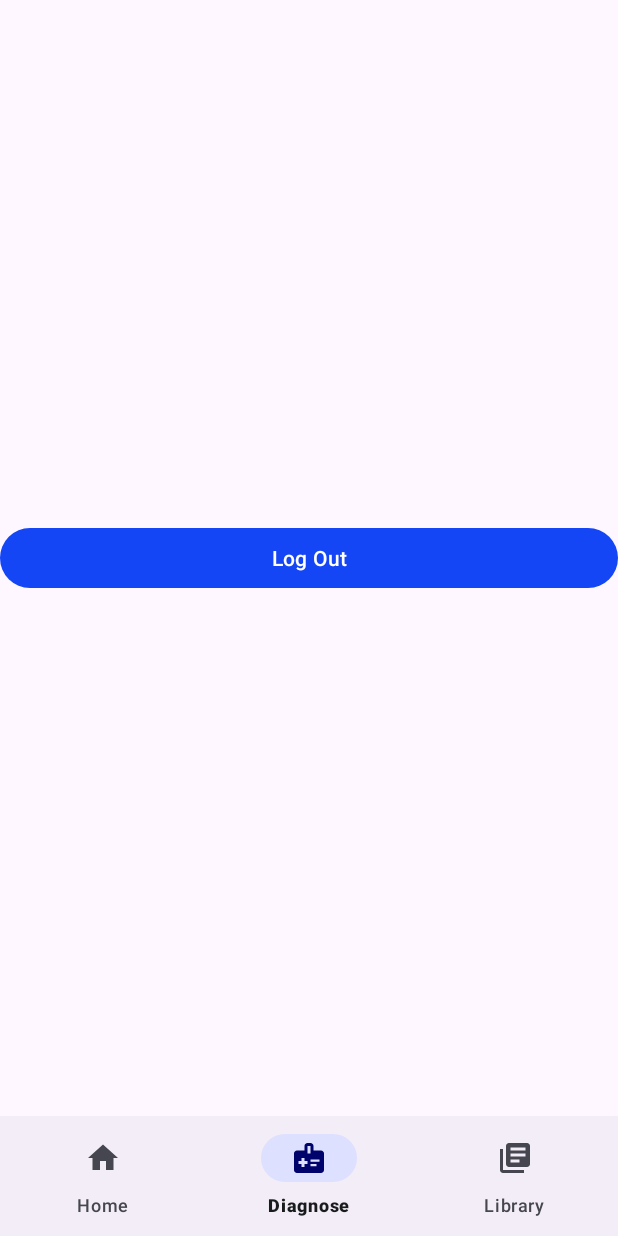
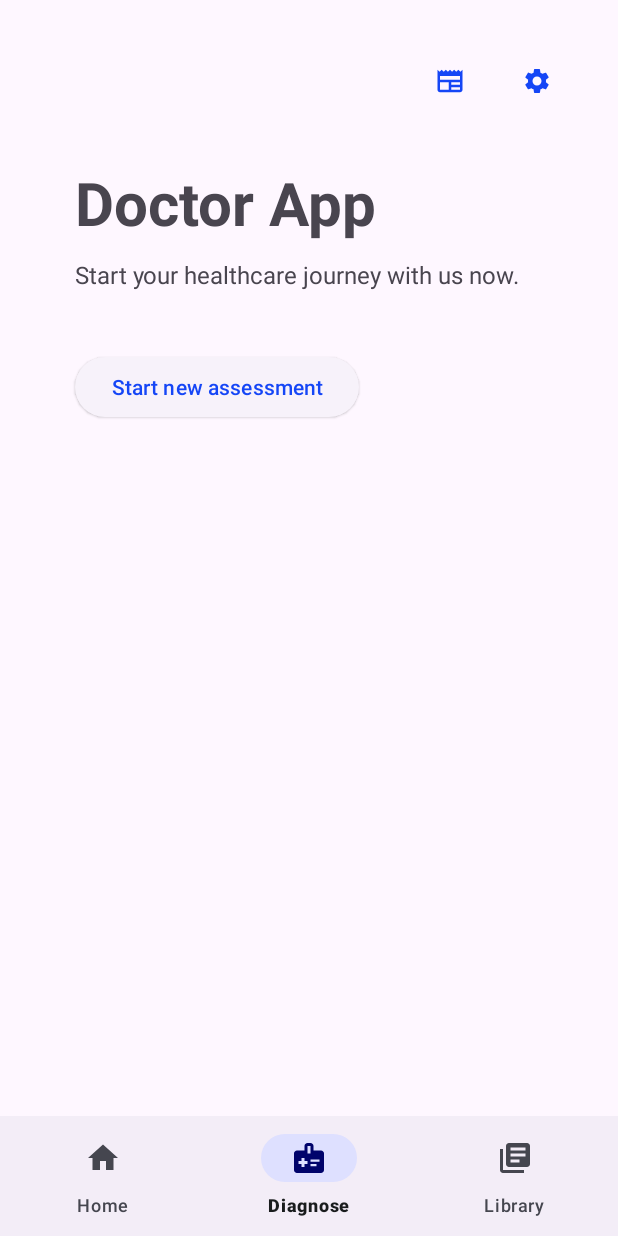
Before and after one commit to viet-data/GTech, an Android app: the DiagnoseFragment screen opened through its navigation route, item 3 of the bottom bar chosen, on a phone screen of 412 x 824 dp. Run offline under Robolectric (Android 15) with nearby library versions, the phone set to English and light mode, and no system bars; our stand-ins replace Firebase (no records; nobody signed in at launch, a user with empty details on screens opened directly), navigation-ui.

Commit message:
Add frame for UI

```diff
--- a/app/src/main/AndroidManifest.xml
+++ b/app/src/main/AndroidManifest.xml
@@ -1,6 +1,11 @@
 <?xml version="1.0" encoding="utf-8"?>
 <manifest xmlns:android="http://schemas.android.com/apk/res/android"
     xmlns:tools="http://schemas.android.com/tools">
+    <supports-screens
+        android:normalScreens="true"
+        android:largeScreens="true" />
+
+    <uses-permission android:name="android.permission.INTERNET"/>
 
     <application
         android:allowBackup="true"
--- /dev/null
+++ b/app/src/main/java/com/example/myapplication/model/Symptom.java
@@ -0,0 +1,5 @@
+package com.example.myapplication.model;
+
+public class Symptom {
+
+}
--- a/app/src/main/java/com/example/myapplication/ui/diagnose/DiagnoseFragment.java
+++ b/app/src/main/java/com/example/myapplication/ui/diagnose/DiagnoseFragment.java
@@ -23,9 +23,6 @@
 
         binding = FragmentDiagnoseBinding.inflate(inflater, container, false);
         View root = binding.getRoot();
-
-        final TextView textView = binding.textDiagnose;
-        diagnoseViewModel.getText().observe(getViewLifecycleOwner(), textView::setText);
         return root;
     }
 
--- a/app/src/main/java/com/example/myapplication/ui/diagnose/DiagnoseViewModel.java
+++ b/app/src/main/java/com/example/myapplication/ui/diagnose/DiagnoseViewModel.java
@@ -6,14 +6,6 @@
 
 public class DiagnoseViewModel extends ViewModel {
 
-    private final MutableLiveData<String> mText;
-
     public DiagnoseViewModel() {
-        mText = new MutableLiveData<>();
-        mText.setValue("This is dashboard fragment");
-    }
-
-    public LiveData<String> getText() {
-        return mText;
     }
 }
--- a/app/src/main/java/com/example/myapplication/ui/home/HomeFragment.java
+++ b/app/src/main/java/com/example/myapplication/ui/home/HomeFragment.java
@@ -25,7 +25,7 @@
 
         binding = FragmentHomeBinding.inflate(inflater, container, false);
 
-        binding.btnLogout.setOnClickListener((v) -> {
+        binding.btnSettings.setOnClickListener((v) -> {
             FirebaseAuth.getInstance().signOut();
             Intent intent = new Intent(getActivity(), LoginActivity.class);
             startActivity(intent);
--- a/app/src/main/java/com/example/myapplication/ui/library/LibraryFragment.java
+++ b/app/src/main/java/com/example/myapplication/ui/library/LibraryFragment.java
@@ -24,8 +24,6 @@
         binding = FragmentLibraryBinding.inflate(inflater, container, false);
         View root = binding.getRoot();
 
-        final TextView textView = binding.textLibrary;
-        libraryViewModel.getText().observe(getViewLifecycleOwner(), textView::setText);
         return root;
     }
 
--- a/app/src/main/java/com/example/myapplication/ui/library/LibraryViewModel.java
+++ b/app/src/main/java/com/example/myapplication/ui/library/LibraryViewModel.java
@@ -6,14 +6,8 @@
 
 public class LibraryViewModel extends ViewModel {
 
-    private final MutableLiveData<String> mText;
 
     public LibraryViewModel() {
-        mText = new MutableLiveData<>();
-        mText.setValue("This is notifications fragment");
     }
 
-    public LiveData<String> getText() {
-        return mText;
-    }
 }
--- /dev/null
+++ b/app/src/main/res/drawable/baseline_add_24.xml
@@ -0,0 +1,5 @@
+<vector android:height="24dp" android:tint="#000000"
+    android:viewportHeight="24" android:viewportWidth="24"
+    android:width="24dp" xmlns:android="http://schemas.android.com/apk/res/android">
+    <path android:fillColor="@android:color/white" android:pathData="M19,13h-6v6h-2v-6H5v-2h6V5h2v6h6v2z"/>
+</vector>
--- /dev/null
+++ b/app/src/main/res/drawable/baseline_newspaper_24.xml
@@ -0,0 +1,5 @@
+<vector android:height="24dp" android:tint="#000000"
+    android:viewportHeight="24" android:viewportWidth="24"
+    android:width="24dp" xmlns:android="http://schemas.android.com/apk/res/android">
+    <path android:fillColor="@android:color/white" android:pathData="M22,3l-1.67,1.67L18.67,3L17,4.67L15.33,3l-1.66,1.67L12,3l-1.67,1.67L8.67,3L7,4.67L5.33,3L3.67,4.67L2,3v16c0,1.1 0.9,2 2,2l16,0c1.1,0 2,-0.9 2,-2V3zM11,19H4v-6h7V19zM20,19h-7v-2h7V19zM20,15h-7v-2h7V15zM20,11H4V8h16V11z"/>
+</vector>
--- /dev/null
+++ b/app/src/main/res/drawable/baseline_search_24.xml
@@ -0,0 +1,5 @@
+<vector android:height="24dp" android:tint="#000000"
+    android:viewportHeight="24" android:viewportWidth="24"
+    android:width="24dp" xmlns:android="http://schemas.android.com/apk/res/android">
+    <path android:fillColor="@android:color/white" android:pathData="M15.5,14h-0.79l-0.28,-0.27C15.41,12.59 16,11.11 16,9.5 16,5.91 13.09,3 9.5,3S3,5.91 3,9.5 5.91,16 9.5,16c1.61,0 3.09,-0.59 4.23,-1.57l0.27,0.28v0.79l5,4.99L20.49,19l-4.99,-5zM9.5,14C7.01,14 5,11.99 5,9.5S7.01,5 9.5,5 14,7.01 14,9.5 11.99,14 9.5,14z"/>
+</vector>
--- /dev/null
+++ b/app/src/main/res/drawable/baseline_settings_24.xml
@@ -0,0 +1,5 @@
+<vector android:height="24dp" android:tint="#000000"
+    android:viewportHeight="24" android:viewportWidth="24"
+    android:width="24dp" xmlns:android="http://schemas.android.com/apk/res/android">
+    <path android:fillColor="@android:color/white" android:pathData="M19.14,12.94c0.04,-0.3 0.06,-0.61 0.06,-0.94c0,-0.32 -0.02,-0.64 -0.07,-0.94l2.03,-1.58c0.18,-0.14 0.23,-0.41 0.12,-0.61l-1.92,-3.32c-0.12,-0.22 -0.37,-0.29 -0.59,-0.22l-2.39,0.96c-0.5,-0.38 -1.03,-0.7 -1.62,-0.94L14.4,2.81c-0.04,-0.24 -0.24,-0.41 -0.48,-0.41h-3.84c-0.24,0 -0.43,0.17 -0.47,0.41L9.25,5.35C8.66,5.59 8.12,5.92 7.63,6.29L5.24,5.33c-0.22,-0.08 -0.47,0 -0.59,0.22L2.74,8.87C2.62,9.08 2.66,9.34 2.86,9.48l2.03,1.58C4.84,11.36 4.8,11.69 4.8,12s0.02,0.64 0.07,0.94l-2.03,1.58c-0.18,0.14 -0.23,0.41 -0.12,0.61l1.92,3.32c0.12,0.22 0.37,0.29 0.59,0.22l2.39,-0.96c0.5,0.38 1.03,0.7 1.62,0.94l0.36,2.54c0.05,0.24 0.24,0.41 0.48,0.41h3.84c0.24,0 0.44,-0.17 0.47,-0.41l0.36,-2.54c0.59,-0.24 1.13,-0.56 1.62,-0.94l2.39,0.96c0.22,0.08 0.47,0 0.59,-0.22l1.92,-3.32c0.12,-0.22 0.07,-0.47 -0.12,-0.61L19.14,12.94zM12,15.6c-1.98,0 -3.6,-1.62 -3.6,-3.6s1.62,-3.6 3.6,-3.6s3.6,1.62 3.6,3.6S13.98,15.6 12,15.6z"/>
+</vector>
--- a/app/src/main/res/layout/activity_signup.xml
+++ b/app/src/main/res/layout/activity_signup.xml
@@ -2,8 +2,6 @@
 <layout xmlns:tools="http://schemas.android.com/tools"
     xmlns:android="http://schemas.android.com/apk/res/android"
     xmlns:app="http://schemas.android.com/apk/res-auto">
-
-
     <androidx.constraintlayout.widget.ConstraintLayout
         android:layout_width="match_parent"
         android:layout_height="match_parent"
--- a/app/src/main/res/layout/fragment_home.xml
+++ b/app/src/main/res/layout/fragment_home.xml
@@ -1,16 +1,84 @@
 <?xml version="1.0" encoding="utf-8"?>
-<LinearLayout
+<androidx.constraintlayout.widget.ConstraintLayout
     xmlns:android="http://schemas.android.com/apk/res/android"
     xmlns:app="http://schemas.android.com/apk/res-auto"
     xmlns:tools="http://schemas.android.com/tools"
     android:layout_width="match_parent"
     android:layout_height="match_parent"
     tools:context=".ui.home.HomeFragment">
+
+
     <com.google.android.material.button.MaterialButton
+        android:id="@+id/btn_settings"
+        android:layout_marginTop="30dp"
+        android:layout_marginRight="30dp"
+        style="@style/Widget.Material3.Button.IconButton"
+        android:layout_width="wrap_content"
+        android:layout_height="wrap_content"
+        android:text=""
+        app:icon="@drawable/baseline_settings_24"
+        app:layout_constraintEnd_toEndOf="parent"
+        app:layout_constraintTop_toTopOf="parent" />
+
+    <com.google.android.material.button.MaterialButton
+        android:id="@+id/btn_articles"
+        style="@style/Widget.Material3.Button.IconButton"
+        android:layout_width="wrap_content"
+        android:layout_height="wrap_content"
+        android:layout_marginEnd="10dp"
+        android:text=""
+        app:icon="@drawable/baseline_newspaper_24"
+        app:layout_constraintEnd_toStartOf="@id/btn_settings"
+        app:layout_constraintTop_toTopOf="@id/btn_settings" />
+
+    <ScrollView
+        android:id="@+id/scrollView2"
         android:layout_width="match_parent"
         android:layout_height="wrap_content"
-        android:id="@+id/btn_logout"
-        android:text="Log Out"
-        android:layout_gravity="center"
-        />
-</LinearLayout>
+        android:layout_marginTop="30dp"
+        app:layout_constraintEnd_toEndOf="parent"
+        app:layout_constraintHorizontal_bias="0.0"
+        app:layout_constraintStart_toStartOf="parent"
+        app:layout_constraintTop_toBottomOf="@id/btn_settings">
+
+        <androidx.constraintlayout.widget.ConstraintLayout
+            android:layout_width="match_parent"
+            android:layout_height="match_parent">
+
+
+            <TextView
+                android:id="@+id/txt_title"
+                android:layout_width="wrap_content"
+                android:layout_height="wrap_content"
+                android:layout_marginStart="50dp"
+                android:text="Doctor App"
+                android:textSize="40dp"
+                android:textStyle="bold"
+                app:layout_constraintStart_toStartOf="parent"
+                app:layout_constraintTop_toTopOf="parent" />
+
+            <TextView
+                android:id="@+id/txt_desc"
+                android:layout_width="wrap_content"
+                android:layout_height="wrap_content"
+                android:layout_marginTop="10dp"
+                android:text="Start your healthcare journey with us now."
+                android:textSize="16dp"
+                app:layout_constraintStart_toStartOf="@+id/txt_title"
+                app:layout_constraintTop_toBottomOf="@+id/txt_title" />
+
+            <com.google.android.material.button.MaterialButton
+                android:layout_width="wrap_content"
+                android:layout_height="wrap_content"
+                android:layout_marginTop="40dp"
+                app:layout_constraintStart_toStartOf="@+id/txt_desc"
+                app:layout_constraintTop_toBottomOf="@+id/txt_desc"
+                android:text="Start new assessment"
+                style="@style/Widget.Material3.Button.ElevatedButton"/>
+
+        </androidx.constraintlayout.widget.ConstraintLayout>
+
+    </ScrollView>
+
+
+</androidx.constraintlayout.widget.ConstraintLayout>
```
Also changed, not shown: app/build.gradle (+12 -1 lines), app/src/main/res/layout/fragment_diagnose.xml (+38 -10 lines), app/src/main/res/layout/fragment_library.xml (+20 -10 lines).
